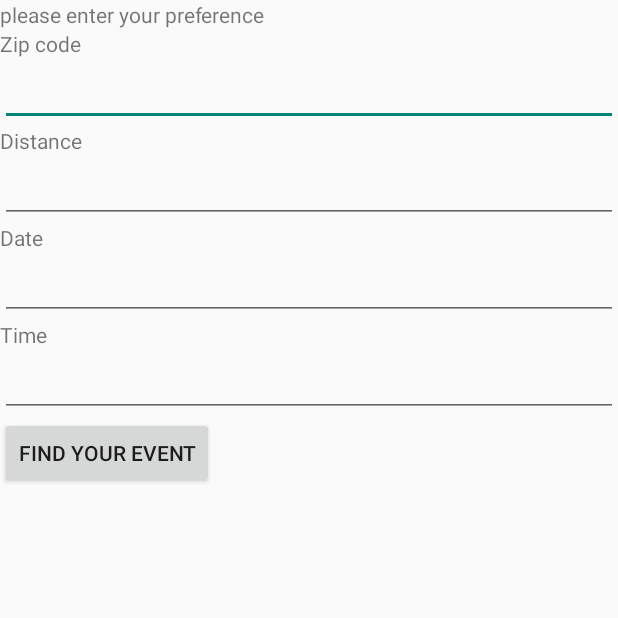
After one commit to Willqiangyw/Pingterest, an Android app: the FindEvent screen opened directly, with no data from a screen before it, on a phone screen of 412 x 824 dp, the top half of it. The commit adds this screen. Run offline under Robolectric (Android 15) with nearby library versions, the phone set to English and light mode, and no system bars; Roboto replaces fonts that are not available here.

Commit message:
added find event

```diff
--- a/app/src/main/AndroidManifest.xml
+++ b/app/src/main/AndroidManifest.xml
@@ -51,6 +51,7 @@
         <activity android:name=".FindPlyer" />
         <activity android:name=".findplayer2" />
         <activity android:name=".FindCoach" />
+        <activity android:name=".FindEvent" />
         <activity android:name=".checkOthersInformation" />
         <activity android:name=".SearchActivity">
             <intent-filter>
--- /dev/null
+++ b/app/src/main/res/layout/activity_find_event.xml
@@ -0,0 +1,80 @@
+<?xml version="1.0" encoding="utf-8"?>
+<android.support.constraint.ConstraintLayout xmlns:android="http://schemas.android.com/apk/res/android"
+    xmlns:app="http://schemas.android.com/apk/res-auto"
+    xmlns:tools="http://schemas.android.com/tools"
+    android:layout_width="match_parent"
+    android:layout_height="match_parent"
+    tools:context="com.example.yunweiqiang.pingterest.FindEvent">
+
+    <LinearLayout
+        xmlns:android="http://schemas.android.com/apk/res/android"
+        android:orientation="vertical"
+        android:layout_width="match_parent"
+        android:layout_height="match_parent">
+
+
+        <TextView
+            android:id="@+id/find_event_1"
+            android:layout_height="wrap_content"
+            android:layout_width="wrap_content"
+            android:text="@string/find_event_1" />
+
+        <TextView
+            android:id="@+id/find_event_2"
+            android:layout_height="wrap_content"
+            android:layout_width="wrap_content"
+            android:text="@string/find_event_2" />
+
+
+        <EditText
+            android:id="@+id/find_event_3"
+            android:layout_height="wrap_content"
+            android:layout_width="match_parent"
+            android:inputType="text"/>
+
+
+        <TextView
+            android:id="@+id/find_event_4"
+            android:layout_height="wrap_content"
+            android:layout_width="wrap_content"
+            android:text="@string/find_event_3" />
+
+        <EditText
+            android:id="@+id/find_event_5"
+            android:layout_height="wrap_content"
+            android:layout_width="match_parent"
+            android:inputType="text"/>
+
+        <TextView
+            android:id="@+id/find_event_6"
+            android:layout_height="wrap_content"
+            android:layout_width="wrap_content"
+            android:text="@string/find_event_4" />
+
+        <EditText
+            android:id="@+id/find_event_7"
+            android:layout_height="wrap_content"
+            android:layout_width="match_parent"
+            android:inputType="text"/>
+
+        <TextView
+            android:id="@+id/find_event_8"
+            android:layout_height="wrap_content"
+            android:layout_width="wrap_content"
+            android:text="@string/find_event_5" />
+
+        <EditText
+            android:id="@+id/find_event_9"
+            android:layout_height="wrap_content"
+            android:layout_width="match_parent"
+            android:inputType="text"/>
+
+
+        <Button
+            android:id="@+id/find_event_10"
+            android:layout_height="wrap_content"
+            android:layout_width="wrap_content"
+            android:text="@string/find_event_6" />
+    </LinearLayout>
+
+</android.support.constraint.ConstraintLayout>
--- a/app/src/main/res/values/strings.xml
+++ b/app/src/main/res/values/strings.xml
@@ -14,7 +14,12 @@
     <string name="find_coach_7">Price (Please enter integer)</string>
     <string name="find_coach_8">Coach rating</string>
     <string name="find_player">find player</string>
-    <string name="findplayer2">findplayer2</string>
+    <string name="find_event_1">please enter your preference</string>
+    <string name="find_event_2">Zip code</string>
+    <string name="find_event_3">Distance</string>
+    <string name="find_event_4">Date</string>
+    <string name="find_event_5">Time</string>
+    <string name="find_event_6">Find your event</string>
     <string name="equipments">equipments</string>
     <string name="me">Me</string>
     <string name="edit">Edit</string>
```
Also changed, not shown: app/src/main/java/com/example/yunweiqiang/pingterest/FindEvent.java (added, +108 -0 lines).
